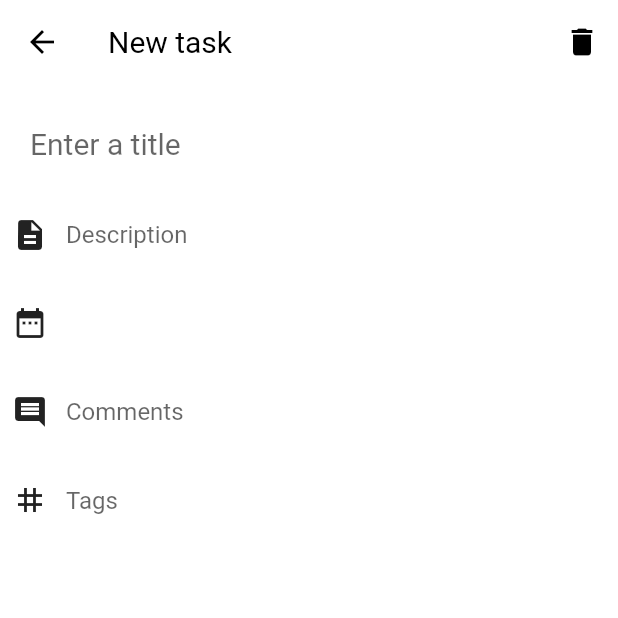
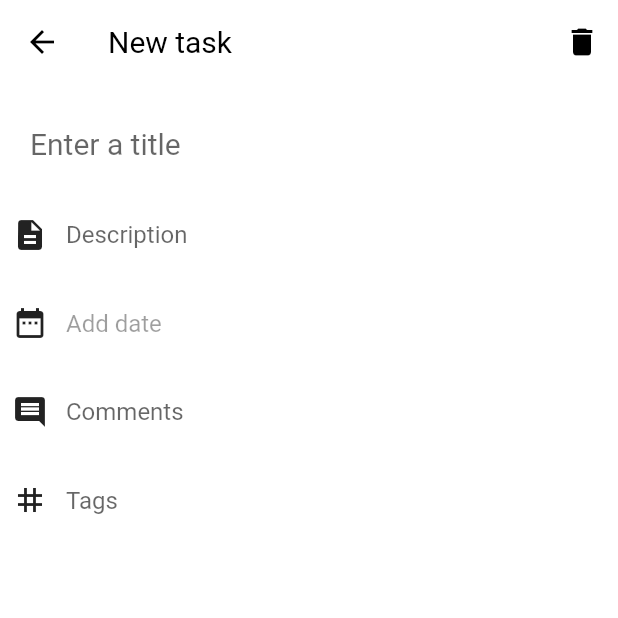
Before and after one commit to atinydev/task_manager, a Flutter app: the TaskCreateEditScreen screen opened directly, on a phone screen of 412 x 824 dp, the top half of it. Run offline on Flutter 3.47's test engine with Material 2 defaults, Android fonts, the phone set to English and light mode, and no system bars; our stand-ins replace dio, flutter_hooks, flutter_riverpod, go_router, hooks_riverpod; network calls fail.

Commit message:
fixed disableColor

```diff
--- a/lib/src/features/tasks/presentation/task_create_edit_screen.dart
+++ b/lib/src/features/tasks/presentation/task_create_edit_screen.dart
@@ -2,7 +2,6 @@ import 'package:flutter/material.dart';
 import 'package:flutter_hooks/flutter_hooks.dart';
 import 'package:go_router/go_router.dart';
 import 'package:hooks_riverpod/hooks_riverpod.dart';
-
 
 import 'task_view_controller.dart';
 import 'current_task_controller.dart';
@@ -222,7 +221,7 @@ class _DateField extends ConsumerWidget {
                 style: TextStyle(
                   fontSize: 16,
                   color: (date == null)
-                      ? const Color(0x99ffffff)
+                      ? Theme.of(context).disabledColor
                       : Theme.of(context).colorScheme.onSurface,
                 ),
               ),
```
